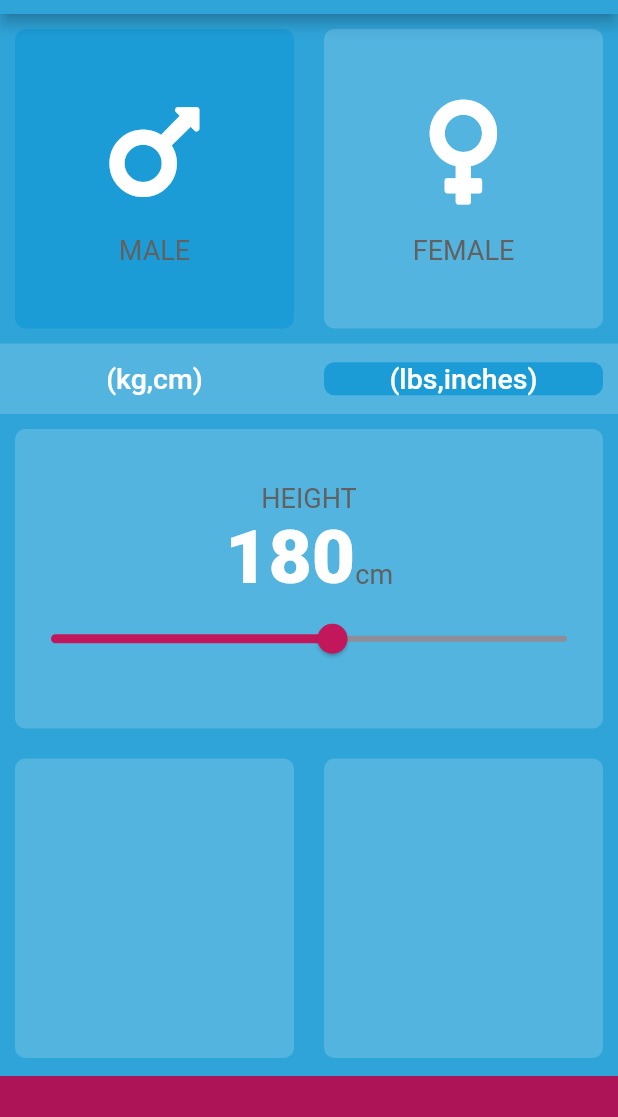
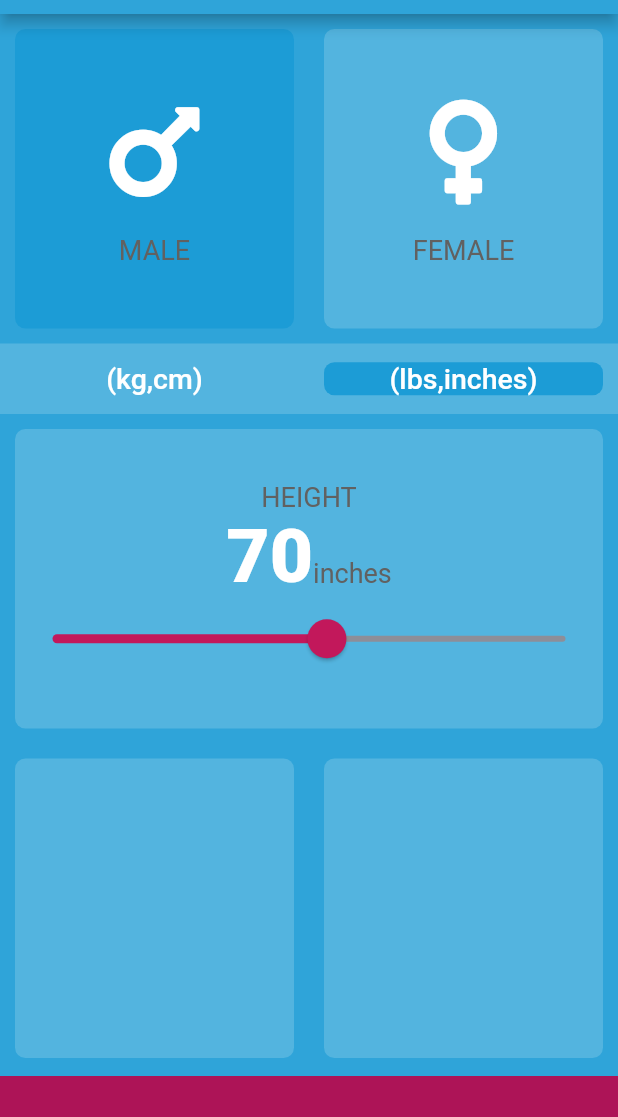
Before and after one commit to AnomDevgun/AppDev, a Flutter app: the screen it shows after launch, after a tap on "(lbs,inches)", on a phone screen of 412 x 824 dp, the part 70-1187 px from its top. Run offline on Flutter 3.47's test engine with Material 2 defaults, Android fonts, the phone set to English and light mode, and no system bars; our stand-ins replace audioplayers, font_awesome_flutter, rflutter_alert.

Commit message:
Working on BMI App

```diff
--- a/bmi-calculator/lib/constants.dart
+++ b/bmi-calculator/lib/constants.dart
@@ -4,8 +4,12 @@ const kBottomContainerHeight = 60.0;
 const kInactiveCardColor = Color(0xFF53B4DF);
 const kBottomContainerColor = Color(0xFFad1457);
 const kActiveCardColor = Color(0xFF1C9CD6);
-const kMinHeight = 120.0;
-const kMaxHeight = 230.0;
+const kMinHeightMetric = 120.0;
+const kMaxHeightMetric = 230.0;
+const kMinHeightImperial = 47.0;
+const kMaxHeightImperial = 90.0;
+double kMinHeight = kMinHeightMetric;
+double kMaxHeight = kMaxHeightMetric;
 
 const kLabelTextStyle = TextStyle(
   fontSize: 18.0,
--- a/bmi-calculator/lib/input_page.dart
+++ b/bmi-calculator/lib/input_page.dart
@@ -22,7 +22,10 @@ class InputPage extends StatefulWidget {
 class _InputPageState extends State<InputPage> {
   Gender genderSelected = Gender.male;
   Scale scaleSelected = Scale.metric;
-  int height = 180;
+  static int heightMetric = 180;
+  static int heightImperial = 70;
+  int height = heightMetric;
+  String currentChoice = 'cm';
 
   @override
   Widget build(BuildContext context) {
@@ -73,7 +76,6 @@ class _InputPageState extends State<InputPage> {
             ),
           ),
           Container(
-
             height: 47.0,
             color: kInactiveCardColor,
             child: Row(
@@ -87,9 +89,17 @@ class _InputPageState extends State<InputPage> {
                     onPress: () {
                       setState(() {
                         scaleSelected = Scale.metric;
+                        currentChoice = 'cm';
+                        height = heightMetric;
+                        kMinHeight = kMinHeightMetric;
+                        kMaxHeight = kMaxHeightMetric;
                       });
                     },
-                    cardChild: Text('(kg,cm)', style: kUnitTextStyle,textAlign: TextAlign.center,),
+                    cardChild: Text(
+                      '(kg,cm)',
+                      style: kUnitTextStyle,
+                      textAlign: TextAlign.center,
+                    ),
                   ),
                 ),
                 Expanded(
@@ -97,12 +107,20 @@ class _InputPageState extends State<InputPage> {
                     onPress: () {
                       setState(() {
                         scaleSelected = Scale.imperial;
+                        currentChoice = 'inches';
+                        height = heightImperial;
+                        kMinHeight = kMinHeightImperial;
+                        kMaxHeight = kMaxHeightImperial;
                       });
                     },
                     colour: scaleSelected == Scale.imperial
                         ? kActiveCardColor
                         : kInactiveCardColor,
-                    cardChild: Text('(lbs,inches)', style: kUnitTextStyle,textAlign: TextAlign.center,),
+                    cardChild: Text(
+                      '(lbs,inches)',
+                      style: kUnitTextStyle,
+                      textAlign: TextAlign.center,
+                    ),
                   ),
                 ),
               ],
@@ -128,12 +146,18 @@ class _InputPageState extends State<InputPage> {
                         style: kNumberTextStyle,
                       ),
                       Text(
-                        'cm',
+                        currentChoice,
                         style: kLabelTextStyle,
                       ),
                     ],
                   ),
-                  Slider(
+                  SliderTheme(
+                    data: SliderTheme.of(context).copyWith(
+                      thumbShape:
+                          RoundSliderThumbShape(enabledThumbRadius: 13.0),
+                      overlayShape: RoundSliderOverlayShape(overlayRadius: 25),
+                    ),
+                    child: Slider(
                       value: height.toDouble(),
                       activeColor: Color(0xFFc2185b),
                       inactiveColor: Color(0xFF8D8E98),
@@ -144,6 +168,7 @@ class _InputPageState extends State<InputPage> {
                           height = newValue.toInt();
                         });
                       },
+                    ),
                   ),
                 ],
               ),
```
Lines whose indentation alone changed are shown as unchanged.
